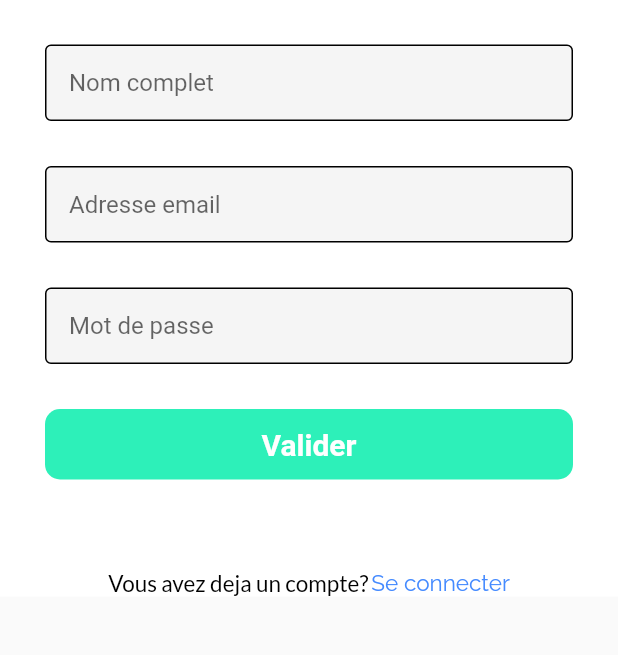
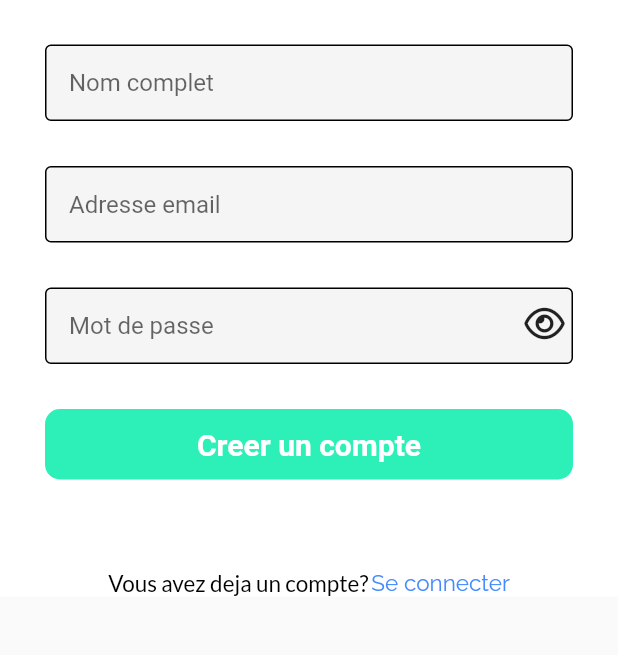
Before and after one commit to Raoul-cpr/projet-unib, a Flutter app: the IdentifyPage screen opened directly, on a phone screen of 412 x 824 dp, the part 272-927 px from its top. Run offline on Flutter 3.47's test engine with Material 2 defaults, Android fonts, the phone set to English and light mode, and no system bars; our stand-ins replace cloud_firestore, firebase_auth, firebase_core, font_awesome_flutter, google_fonts; accounts and stored records are empty.

Commit message:
j'ain arrangé l page d'identification avec les yeux 'eyes'

```diff
--- a/lib/identifyPage.dart
+++ b/lib/identifyPage.dart
@@ -1,4 +1,5 @@
 import 'package:flutter/material.dart';
+import 'package:font_awesome_flutter/font_awesome_flutter.dart';
 import 'package:google_fonts/google_fonts.dart';
 import 'package:unib/paged.dart';
 import 'package:unib/textfield.dart';
@@ -21,6 +22,7 @@ class _IdentifyPageState extends State<IdentifyPage> {
   final TextEditingController _emailController = TextEditingController();
   final TextEditingController _passWordController = TextEditingController();
   bool _isLoading = false;
+  bool obscure = true;
 
   @override
   void dispose() {
@@ -38,6 +40,7 @@ class _IdentifyPageState extends State<IdentifyPage> {
       email: _emailController.text,
       fullName: _fullNameController.text,
       passWord: _passWordController.text,
+      context: context,
     );
     setState(() {
       _isLoading = false;
@@ -117,13 +120,34 @@ class _IdentifyPageState extends State<IdentifyPage> {
                 const SizedBox(
                   height: 30,
                 ),
-                Container(
-                    margin: const EdgeInsets.symmetric(horizontal: 15),
-                    child: Textfield(
-                      controller: _passWordController,
-                      hintText: "Mot de passe",
-                      obscureText: true,
-                    )),
+                Stack(
+                  alignment: AlignmentDirectional.topEnd,
+                  children: [
+                    Container(
+                      margin: const EdgeInsets.symmetric(horizontal: 15),
+                      child: Textfield(
+                        controller: _passWordController,
+                        hintText: "Mot de passe",
+                        obscureText: obscure,
+                      ),
+                    ),
+                    IconButton(
+                      padding: const EdgeInsets.only(right: 20),
+                      onPressed: () {
+                        setState(() {
+                          obscure = !obscure;
+                        });
+                      } /*je met une fonction ici */,
+                      icon: FaIcon(
+                        obscure
+                            ? FontAwesomeIcons.eye
+                            : FontAwesomeIcons.eyeLowVision,
+                      ),
+
+                      // size: 15,
+                    )
+                  ],
+                ),
                 const SizedBox(
                   height: 30,
                 ),
@@ -149,7 +173,7 @@ class _IdentifyPageState extends State<IdentifyPage> {
                             ),
                           )
                         : const Text(
-                            "Valider",
+                            "Creer un compte",
                             style: TextStyle(
                               fontSize: 20,
                               color: Colors.white,
```
Also changed, not shown: lib/authMethods.dart (+19 -4 lines), lib/listeDonPage.dart (+9 -6 lines).
